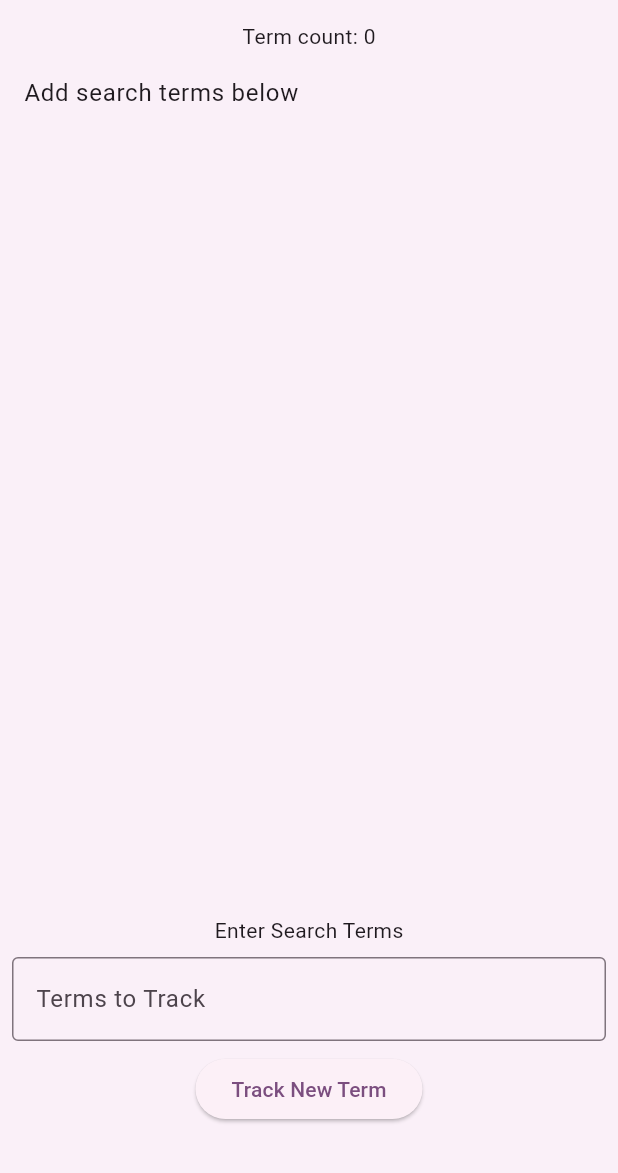
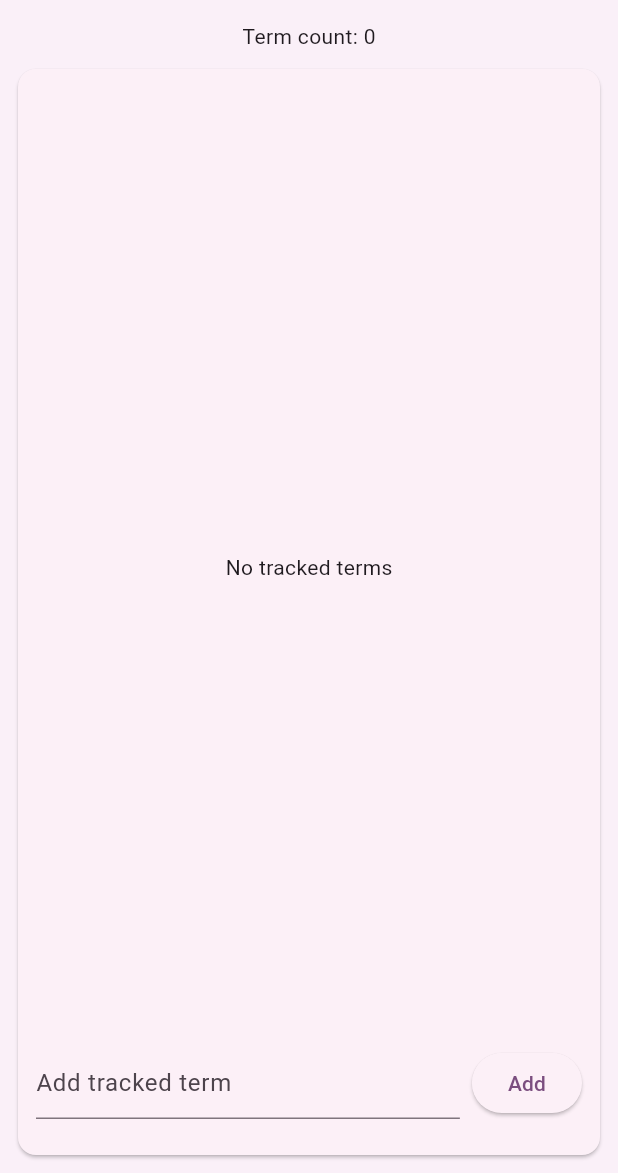
Before and after one commit to mmnessim/news_tracker_flutter, a Flutter app: the screen it shows after launch, on a phone screen of 412 x 824 dp, the part 63-1236 px from its top. Run offline on Flutter 3.47's test engine with Material 3 defaults, Android fonts, the phone set to English and light mode, and no system bars; our stand-ins replace flutter_dotenv, flutter_local_notifications, flutter_riverpod, permission_handler, shared_preferences, timezone.

Commit message:
Minimal MVVM with tracked_term_list.dart

```diff
--- a/lib/main.dart
+++ b/lib/main.dart
@@ -1,6 +1,6 @@
 import 'package:flutter/material.dart';
 import 'package:flutter_riverpod/flutter_riverpod.dart';
-import 'package:news_tracker/about.dart';
+import 'package:news_tracker/views/about.dart';
 import 'package:news_tracker/providers/tracked_term_provider.dart';
 import 'package:news_tracker/utils/initialize_app.dart';
 import 'package:news_tracker/widgets/time_picker_row.dart';
@@ -139,11 +139,11 @@ class MyHomePage extends ConsumerWidget {
       body: PageBodyContainer(
         children: [
           Text('Term count: $termsCount'),
-          Expanded(child: TrackedTermsList()),
-          Padding(
-            padding: const EdgeInsets.only(bottom: 32.0),
-            child: AddTrackedTerm(),
-          ),
+          Expanded(child: BTrackedTermsList()),
+          // Padding(
+          //   padding: const EdgeInsets.only(bottom: 32.0),
+          //   child: AddTrackedTerm(),
+          // ),
         ],
       ),
     );
--- /dev/null
+++ b/lib/model/tracked_term.dart
@@ -0,0 +1,9 @@
+class TrackedTerm {
+  final String term;
+  final int id;
+
+  TrackedTerm({required this.term, required this.id});
+
+  TrackedTerm copyWith({String? term, int? id}) =>
+      TrackedTerm(term: term ?? this.term, id: id ?? this.id);
+}
--- a/lib/utils/notifications/initialize_notifications.dart
+++ b/lib/utils/notifications/initialize_notifications.dart
@@ -2,7 +2,7 @@ import 'dart:convert';
 
 import 'package:flutter/material.dart';
 import 'package:flutter_local_notifications/flutter_local_notifications.dart';
-import 'package:news_tracker/details.dart';
+import 'package:news_tracker/views/details.dart';
 
 final FlutterLocalNotificationsPlugin notificationsPlugin =
     FlutterLocalNotificationsPlugin();
--- /dev/null
+++ b/lib/view_model/tracked_terms_view_model.dart
@@ -0,0 +1,60 @@
+import 'package:flutter_riverpod/flutter_riverpod.dart';
+import 'package:flutter_riverpod/legacy.dart';
+import 'package:news_tracker/model/tracked_term.dart';
+import 'package:news_tracker/repositories/tracked_term_repository.dart';
+
+final trackedTermsRepositoryProvider = Provider<TrackedTermsRepository>(
+  (ref) => TrackedTermsRepository(),
+);
+
+final trackedTermsViewModelProvider =
+    StateNotifierProvider.autoDispose<
+      TrackedTermsViewModel,
+      AsyncValue<List<TrackedTerm>>
+    >((ref) {
+      final repo = ref.read(trackedTermsRepositoryProvider);
+      final vm = TrackedTermsViewModel(repo);
+      vm.load();
+      return vm;
+    });
+
+class TrackedTermsViewModel
+    extends StateNotifier<AsyncValue<List<TrackedTerm>>> {
+  final TrackedTermsRepository _repo;
+
+  TrackedTermsViewModel(this._repo) : super(const AsyncValue.loading());
+
+  Future<void> load() async {
+    state = AsyncValue.loading();
+    try {
+      final items = await _repo.fetchAll();
+      state = AsyncValue.data(items);
+    } catch (err, stack) {
+      state = AsyncValue.error(err, stack);
+    }
+  }
+
+  Future<void> add(TrackedTerm term) async {
+    final prev = state;
+    state = const AsyncValue.loading();
+    try {
+      await _repo.add(term);
+      final items = await _repo.fetchAll();
+      state = AsyncValue.data(items);
+    } catch (err, stack) {
+      state = prev;
+    }
+  }
+
+  Future<void> remove(int id) async {
+    final prev = state;
+    state = const AsyncValue.loading();
+    try {
+      await _repo.remove(id);
+      final items = await _repo.fetchAll();
+      state = AsyncValue.data(items);
+    } catch (err, stack) {
+      state = prev;
+    }
+  }
+}
--- a/lib/details.dart
+++ b/lib/views/details.dart
@@ -4,7 +4,7 @@ import 'package:news_tracker/model/news_response.dart';
 import 'package:news_tracker/providers/news_helper.dart';
 import 'package:news_tracker/widgets/page_body_container.dart';
 
-import 'widgets/article_tile.dart';
+import '../widgets/article_tile.dart';
 
 class DetailsPage extends ConsumerWidget {
   final String term;
--- a/lib/widgets/search_now_button.dart
+++ b/lib/widgets/search_now_button.dart
@@ -1,5 +1,5 @@
 import 'package:flutter/material.dart';
-import 'package:news_tracker/about.dart';
+import 'package:news_tracker/views/about.dart';
 
 class SearchNowButton extends StatelessWidget {
   const SearchNowButton({super.key});
--- a/lib/widgets/tracked_terms/tracked_terms_list.dart
+++ b/lib/widgets/tracked_terms/tracked_terms_list.dart
@@ -1,9 +1,100 @@
 import 'package:flutter/material.dart';
 import 'package:flutter_riverpod/flutter_riverpod.dart';
-import 'package:news_tracker/details.dart';
+import 'package:news_tracker/view_model/tracked_terms_view_model.dart';
+import 'package:news_tracker/views/details.dart';
 import 'package:news_tracker/providers/tracked_term_provider.dart';
 
+import '../../model/tracked_term.dart';
 import 'tracked_term_tile.dart';
+
+class BTrackedTermsList extends ConsumerStatefulWidget {
+  const BTrackedTermsList({super.key});
+
+  @override
+  ConsumerState<BTrackedTermsList> createState() => BTrackedTermsListState();
+}
+
+class BTrackedTermsListState extends ConsumerState<BTrackedTermsList> {
+  final TextEditingController _controller = TextEditingController();
+
+  @override
+  void dispose() {
+    _controller.dispose();
+    super.dispose();
+  }
+
+  void _addTerm() {
+    final text = _controller.text.trim();
+    if (text.isEmpty) return;
+    final newTerm = TrackedTerm(
+      id: DateTime.now().millisecondsSinceEpoch,
+      term: text,
+    );
+
+    ref.read(trackedTermsViewModelProvider.notifier).add(newTerm);
+    _controller.clear();
+  }
+
+  @override
+  Widget build(BuildContext context) {
+    final termsAsync = ref.watch(trackedTermsViewModelProvider);
+    final vm = ref.read(trackedTermsViewModelProvider.notifier);
+
+    return Card(
+      margin: const EdgeInsets.all(12),
+      child: Padding(
+        padding: const EdgeInsets.all(12),
+        child: Column(
+          children: [
+            Expanded(
+              child: termsAsync.when(
+                data: (items) {
+                  if (items.isEmpty) {
+                    return const Center(child: Text('No tracked terms'));
+                  }
+                  return ListView.separated(
+                    itemCount: items.length,
+                    separatorBuilder: (_, __) => const Divider(),
+                    itemBuilder: (context, index) {
+                      final t = items[index];
+                      // return TrackedTermTile(term: t.term, id: t.id);
+                      return ListTile(
+                        title: Text(t.term),
+                        subtitle: Text('id: ${t.id}'),
+                        trailing: IconButton(
+                          icon: const Icon(Icons.delete),
+                          onPressed: () => vm.remove(t.id),
+                        ),
+                      );
+                    },
+                  );
+                },
+                loading: () => const Center(child: CircularProgressIndicator()),
+                error: (e, st) => Center(child: Text('Error: $e')),
+              ),
+            ),
+            Row(
+              children: [
+                Expanded(
+                  child: TextField(
+                    controller: _controller,
+                    decoration: const InputDecoration(
+                      hintText: 'Add tracked term',
+                    ),
+                    onSubmitted: (_) => _addTerm(),
+                  ),
+                ),
+                const SizedBox(width: 8),
+                ElevatedButton(onPressed: _addTerm, child: const Text('Add')),
+              ],
+            ),
+            const SizedBox(height: 12),
+          ],
+        ),
+      ),
+    );
+  }
+}
 
 class TrackedTermsList extends ConsumerWidget {
   const TrackedTermsList({super.key});
--- a/pubspec.yaml
+++ b/pubspec.yaml
@@ -20,6 +20,7 @@ dependencies:
   timezone: ^0.10.1
   permission_handler: ^12.0.1
   flutter_riverpod: ^3.0.3
+  riverpod_annotation: ^3.0.3
 
   cupertino_icons: ^1.0.8
 
@@ -29,6 +30,10 @@ dev_dependencies:
     sdk: flutter
   flutter_lints: ^5.0.0
   flutter_launcher_icons: ^0.14.4
+  custom_lint:
+  riverpod_lint: ^3.0.3
+  riverpod_generator: ^3.0.3
+
 
 flutter:
   uses-material-design: true
```
Also changed, not shown: lib/repositories/tracked_term_repository.dart (added, +40 -0 lines), lib/views/about.dart (renamed from lib/about.dart), pubspec.lock, 1 other file.
